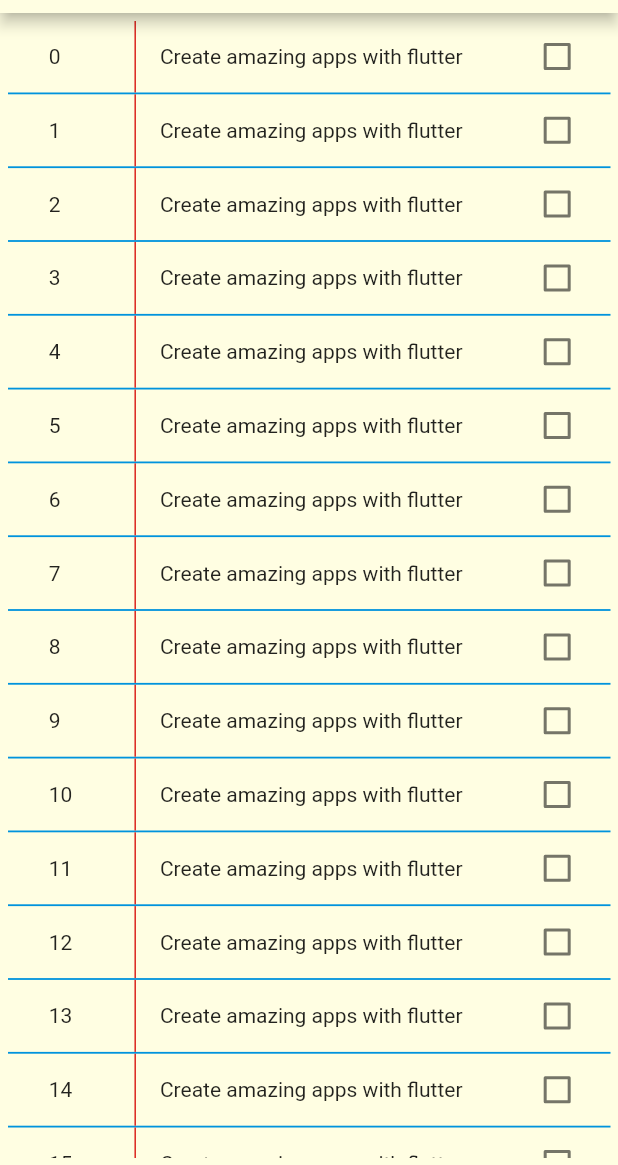
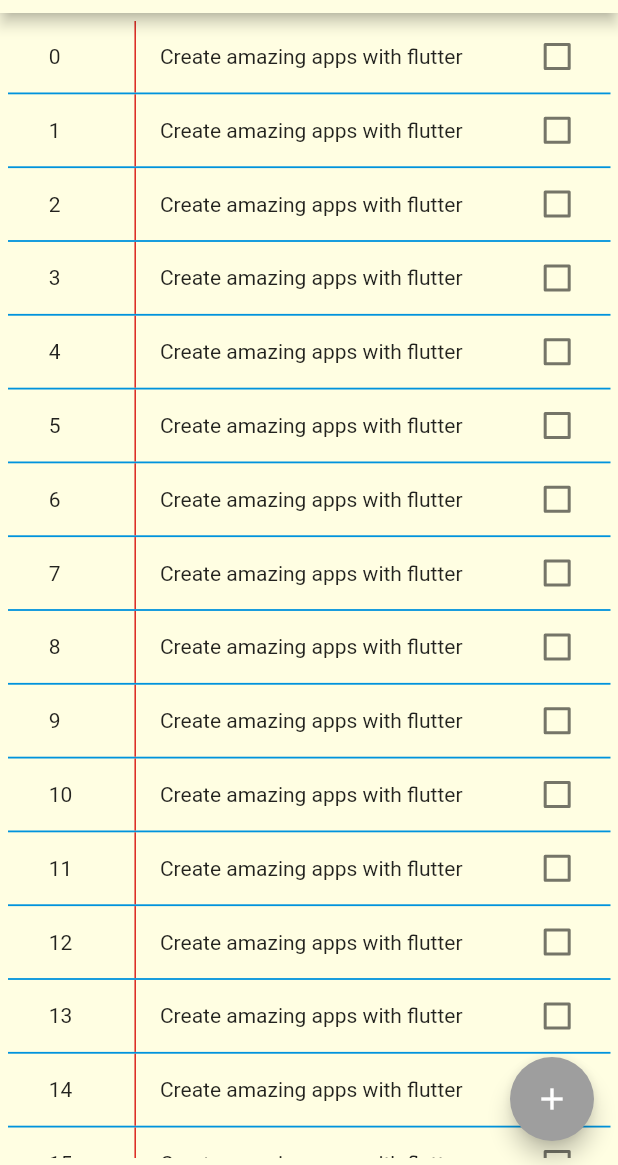
Before and after one commit to brenomachadodomonte/bm2_check_list, a Flutter app: the screen it shows after launch, on a phone screen of 412 x 824 dp, the part 71-1236 px from its top. Run offline on Flutter 3.47's test engine with Material 2 defaults, Android fonts, the light colour scheme and no system bars.

Commit message:
Creating Add Button

```diff
--- a/lib/check_list.dart
+++ b/lib/check_list.dart
@@ -32,6 +32,20 @@
         padding: EdgeInsets.all(5),
         child: ListView(
           children: List.generate(20, (index){
+            return _row(index);
+          }),
+        ),
+      ),
+      floatingActionButton: FloatingActionButton(
+        child: Icon(Icons.add, color: Colors.white,),
+        onPressed: (){
+          //TODO: Show dialog to add Item List
+        },
+      ),
+    );
+  }
+
+  _row(int index){
     return Container(
       decoration: BoxDecoration(
           border: Border(
@@ -68,7 +82,6 @@
           Flexible(
             flex: 1,
             child: Checkbox(
-                      activeColor: Colors.grey,
               value: myList[index]['checked'],
               onChanged: (value){
                 setState(() {
@@ -81,10 +94,6 @@
         ],
       ),
     );
-          }),
-        ),
-      ),
-    );
   }
 
 }
--- a/lib/main.dart
+++ b/lib/main.dart
@@ -4,7 +4,7 @@
 void main() => runApp(MaterialApp(
   home: CheckList(),
   theme: ThemeData(
-    primarySwatch: Colors.blue,
+    primarySwatch: Colors.grey,
   ),
   debugShowCheckedModeBanner: false,
 ));
```
Lines whose indentation alone changed are shown as unchanged.
